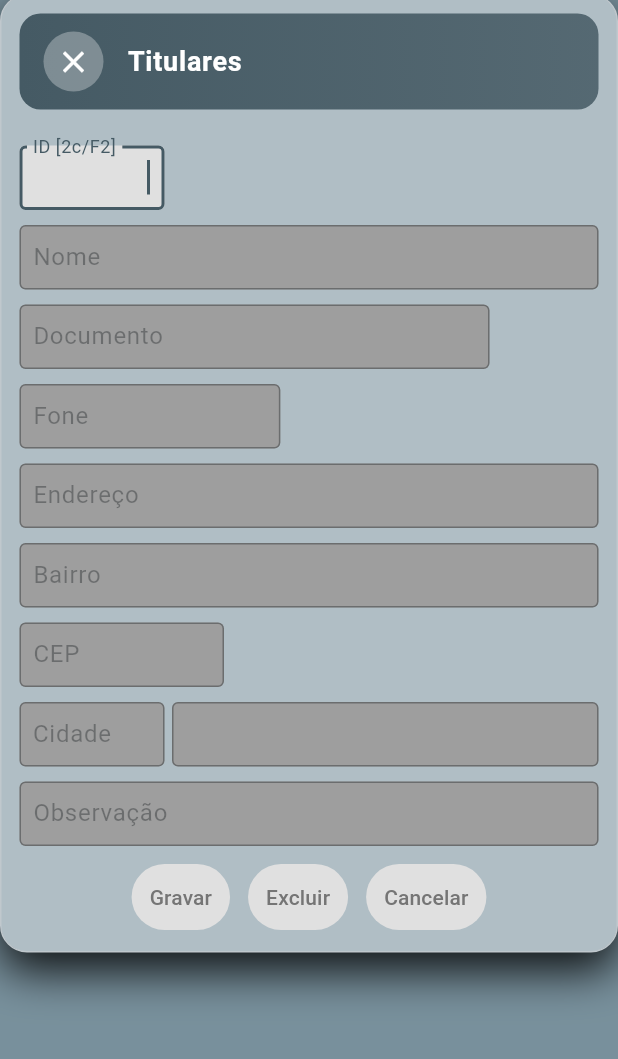
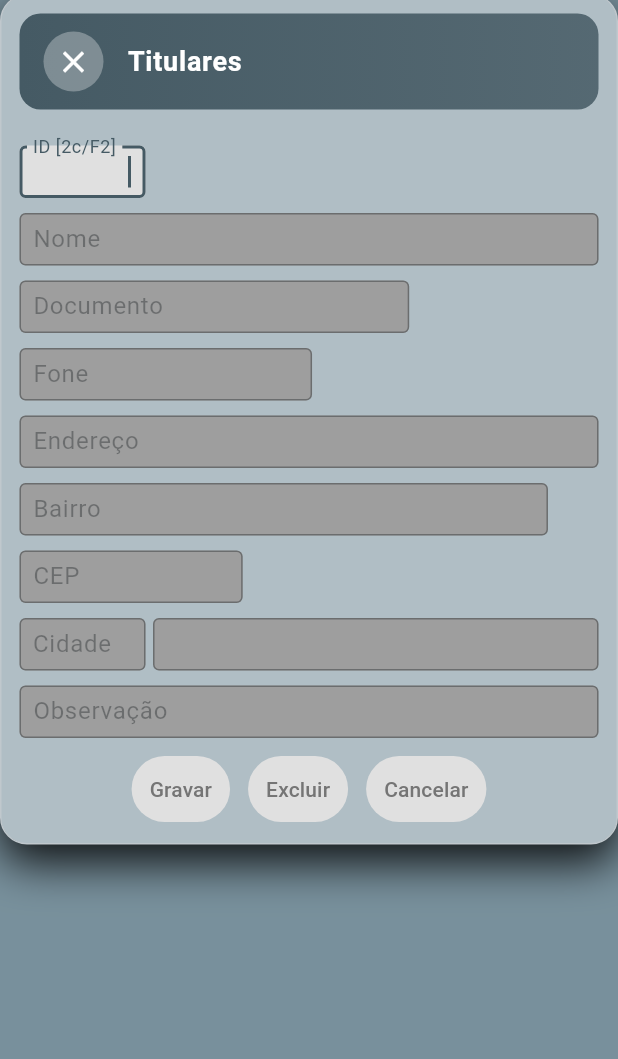
Before and after one commit to PEDRO040672/controle_app, a Flutter app: the screen it shows after launch, in the side drawer, after a tap on "Titulares", on a phone screen of 412 x 824 dp, the part 90-1149 px from its top. Run offline on Flutter 3.47's test engine with Material 3 defaults, Android fonts, the phone set to English and light mode, and no system bars; our stand-ins replace data_table_2.

Commit message:
12/03/2026 as 10:45

```diff
--- a/lib/base_form.dart
+++ b/lib/base_form.dart
@@ -28,13 +28,26 @@
           );
         }
 
+        //return Align(
+        //  alignment: Alignment.topCenter,
+        //  child: Container(
+        //    width: double.infinity,
+        //    padding: const EdgeInsets.all(12),
+        //   decoration: _decoration(context),
+        //    child: child,
+        //  ),
+        //);
+        final altura = MediaQuery.of(context).size.height;
         return Align(
           alignment: Alignment.topCenter,
+          child: ConstrainedBox(
+            constraints: BoxConstraints(maxWidth: 700, maxHeight: altura - 40),
             child: Container(
               width: double.infinity,
               padding: const EdgeInsets.all(12),
               decoration: _decoration(context),
               child: child,
+            ),
           ),
         );
       },
@@ -93,7 +106,6 @@
     return FocusScope(
       node: _formFocusScope,
       autofocus: true,
-      //autofocus: false,
       child: Shortcuts(
         shortcuts: {
           LogicalKeySet(LogicalKeyboardKey.escape): const ActivateIntent(),
@@ -108,14 +120,18 @@
             ),
           },
           child: BaseFormContainer(
+            child: SingleChildScrollView(
               child: Column(
-              mainAxisSize: MainAxisSize.min,
                 crossAxisAlignment: CrossAxisAlignment.start,
                 children: [
-                BaseFormHeader(titulo: widget.titulo, onClose: widget.onClose),
+                  BaseFormHeader(
+                    titulo: widget.titulo,
+                    onClose: widget.onClose,
+                  ),
                   const SizedBox(height: 24),
-                buildBody(context), // ← ISSO É OBRIGATÓRIO
+                  buildBody(context),
                 ],
+              ),
             ),
           ),
         ),
--- a/lib/for_tit.dart
+++ b/lib/for_tit.dart
@@ -129,6 +129,7 @@
         _cid_nomeController.clear();
         _tit_cidFocus.requestFocus();
       });
+      _abrirConsultaCadcid();
       return false;
     }
     _iniciarCarregamento();
--- a/lib/widgets/campo.dart
+++ b/lib/widgets/campo.dart
@@ -44,22 +44,24 @@
     String textoBase;
     switch (tipo) {
       case TipoCampo.texto:
+        textoBase = 'W' * (tamanho + 7);
+        break;
       case TipoCampo.inteiro:
-        textoBase = 'W' * (tamanho + 1);
+        textoBase = 'W' * (tamanho + 3);
         break;
       case TipoCampo.moeda:
       case TipoCampo.mascara:
         if (mascara == null) {
-          textoBase = 'W' * 10;
+          textoBase = 'W' * 12;
         } else {
-          textoBase = '${mascara}WWW';
+          textoBase = '${mascara}WWWWW';
         }
         break;
       case TipoCampo.data:
-        textoBase = '99/99/9999WW';
+        textoBase = '99/99/9999WWWWW';
         break;
       case TipoCampo.uf:
-        textoBase = 'WWW'; // largura para sigla
+        textoBase = 'WWWW'; // largura para sigla
         break;
     }
     final textPainter = TextPainter(
@@ -191,7 +193,7 @@
             border: const OutlineInputBorder(),
             contentPadding: const EdgeInsets.symmetric(
               horizontal: 5,
-              vertical: 10,
+              vertical: 7,
             ),
           ),
           items: _ufs
@@ -245,7 +247,7 @@
             border: const OutlineInputBorder(),
             contentPadding: const EdgeInsets.symmetric(
               horizontal: 5,
-              vertical: 10,
+              vertical: 7,
             ),
           ),
         ),
@@ -407,12 +409,8 @@
 // ==========================
 TextStyle _estilo(BuildContext context) {
   return Theme.of(context).textTheme.bodyMedium?.copyWith(
-        fontSize: 16,
-        //fontWeight: FontWeight.w400,
-        fontFamily: 'RobotoMono', // fonte equivalente a CourrierNew
+        fontSize: 15,
+        fontFamily: 'RobotoMono',
       ) ??
-      const TextStyle(
-        fontSize: 16,
-        //fontWeight: FontWeight.w400,
-      );
+      const TextStyle(fontSize: 15);
 }
```
Also changed, not shown: lib/con_cid.dart (+17 -0 lines), lib/con_tit.dart (+17 -0 lines), pubspec.yaml (+6 -6 lines). Lines whose indentation alone changed are shown as unchanged.
